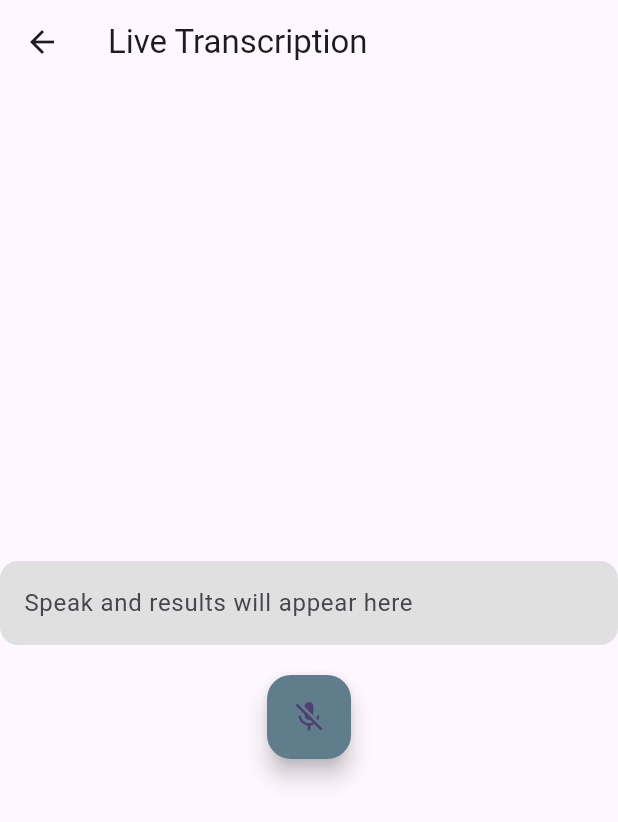
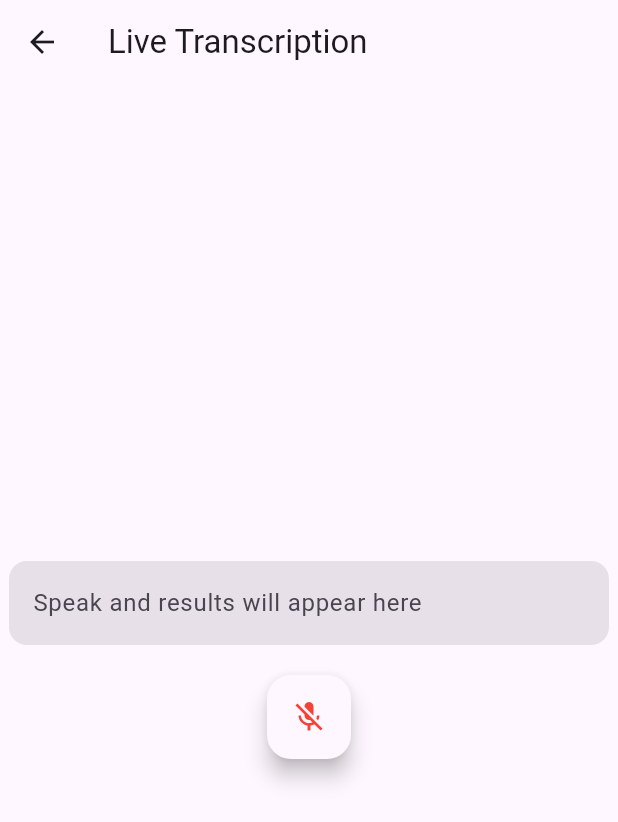
Before and after one commit to aezrapour/RINSIGHT, a Flutter app: the screen it shows after launch, after a tap on "Transcription", on a phone screen of 412 x 824 dp. Shown: the top 822 px of the screen. Run offline on Flutter 3.47's test engine with Material 3 defaults, Android fonts, the phone set to English and light mode, and no system bars; our stand-ins replace flutter_tts, permission_handler, shared_preferences, speech_to_text; missing offline and left inert: translator; network calls fail.

Commit message:
Dark Mode fixed (very minor changes to transcription (Will don't get mad pls))

```diff
--- a/rinsight_companion_app/lib/Home/Home.dart
+++ b/rinsight_companion_app/lib/Home/Home.dart
@@ -24,14 +24,14 @@ class HomeScreen extends StatelessWidget {
     Modules
     (
 
-      'images/STT.png',
+      'images/Transcription.png',
       'Transcription',
        "View live, fast, on-device transcription right on your smart glasses and on the app.",
 
     ),
     Modules
     (
-      'images/TTSFinalLogo.png',
+      'images/TextToSpeech.png',
       'Text To Speech',
       "Use the quick, accurate, on-app text to speech functionality with custom pitch, and speech rate controls.",
 
@@ -49,14 +49,12 @@ class HomeScreen extends StatelessWidget {
   {
     return Scaffold
     (
-      backgroundColor: Colors.white,
       appBar: AppBar
       (
         elevation: 1.0,
         shadowColor: Colors.white.withOpacity(0.1),
         surfaceTintColor: Colors.white,
         scrolledUnderElevation: 5.0,
-        backgroundColor: Colors.white,
         actions: <Widget>
         [
           IconButton
@@ -91,7 +89,6 @@ class HomeScreen extends StatelessWidget {
           [
             Material(
               elevation: 3,
-              color: Colors.white,
               shape: RoundedRectangleBorder
               (
                 borderRadius: BorderRadius.circular(20),
@@ -146,7 +143,6 @@ class HomeScreen extends StatelessWidget {
                                   (
                                     fontWeight: FontWeight.w600,
                                     fontFamily: 'Helvetica-Neue',
-                                    color: Colors.black,
                                     fontSize: 19,
                                   ),
                                   ),
@@ -162,7 +158,6 @@ class HomeScreen extends StatelessWidget {
                                   (
                                     fontWeight: FontWeight.w300,
                                     fontFamily: 'Helvetica-Neue',
-                                    color: Colors.black,
                                     fontSize: 11,
                                   ),
                                   ),
@@ -176,7 +171,6 @@ class HomeScreen extends StatelessWidget {
 
             Material(
               elevation: 3,
-              color: Colors.white,
               shape: RoundedRectangleBorder
               (
                 borderRadius: BorderRadius.circular(20),
@@ -203,10 +197,10 @@ class HomeScreen extends StatelessWidget {
                       crossAxisAlignment: CrossAxisAlignment.center,
                       children:
                       [
-                          Image.asset(listModules[1].modulePicture,scale: 1,width: 100,),
+                          Image.asset(listModules[1].modulePicture,scale: 3,width: 150,),
                         Padding
                         (
-                          padding: const EdgeInsets.symmetric(vertical: 0.0, horizontal: 8.0),
+                          padding: const EdgeInsets.symmetric(vertical: 10.0, horizontal: 8.0),
                           child: Row
                           (
                             children:
@@ -231,7 +225,6 @@ class HomeScreen extends StatelessWidget {
                                   (
                                     fontWeight: FontWeight.w600,
                                     fontFamily: 'Helvetica-Neue',
-                                    color: Colors.black,
                                     fontSize: 19,
                                   ),
                                   ),
@@ -247,7 +240,6 @@ class HomeScreen extends StatelessWidget {
                                   (
                                     fontWeight: FontWeight.w300,
                                     fontFamily: 'Helvetica-Neue',
-                                    color: Colors.black,
                                     fontSize: 11,
                                   ),
                                   ),
@@ -261,7 +253,6 @@ class HomeScreen extends StatelessWidget {
 
             Material(
               elevation: 3,
-              color: Colors.white,
               shape: RoundedRectangleBorder
               (
                 borderRadius: BorderRadius.circular(20),
@@ -279,17 +270,20 @@ class HomeScreen extends StatelessWidget {
                 borderRadius: BorderRadius.circular(20),
                 child: Padding
                 (
-                  padding: const EdgeInsets.symmetric(vertical: 12.0),
+                  padding: const EdgeInsets.symmetric(vertical: 25.0),
                   child: Column
                   (
                     mainAxisAlignment: MainAxisAlignment.start,
                     crossAxisAlignment: CrossAxisAlignment.center,
                     children:
                     [
-                      Image.asset(listModules[2].modulePicture, width: 150,scale: 2),
+                      Padding(
+                        padding: const EdgeInsets.symmetric(horizontal: 22.0),
+                        child: Image.asset(listModules[2].modulePicture, width: 100,scale: 3,),
+                      ),
                       Padding
                       (
-                        padding: const EdgeInsets.all(6.5),
+                        padding: const EdgeInsets.all(6),
                         child: Row
                         (
                           children:
@@ -314,7 +308,6 @@ class HomeScreen extends StatelessWidget {
                                 (
                                   fontWeight: FontWeight.w600,
                                   fontFamily: 'Helvetica-Neue',
-                                  color: Colors.black,
                                   fontSize: 19,
                                 ),
                                 ),
@@ -330,7 +323,6 @@ class HomeScreen extends StatelessWidget {
                                 (
                                   fontWeight: FontWeight.w300,
                                   fontFamily: 'Helvetica-Neue',
-                                  color: Colors.black,
                                   fontSize: 11,
 
                                 ),
@@ -344,7 +336,6 @@ class HomeScreen extends StatelessWidget {
 
             Material(
               elevation: 3,
-              color: Colors.white,
               shape: RoundedRectangleBorder
               (
                 borderRadius: BorderRadius.circular(20),
@@ -374,7 +365,7 @@ class HomeScreen extends StatelessWidget {
                         Image.asset(listModules[3].modulePicture, width: 100, scale: 4,),
                         Padding
                         (
-                          padding: const EdgeInsets.all(10.0),
+                          padding: const EdgeInsets.all(5.0),
                           child: Row
                           (
                             children:
@@ -399,7 +390,6 @@ class HomeScreen extends StatelessWidget {
                                   (
                                     fontWeight: FontWeight.w600,
                                     fontFamily: 'Helvetica-Neue',
-                                    color: Colors.black,
                                     fontSize: 19,
                                   ),
                                   ),
@@ -415,7 +405,6 @@ class HomeScreen extends StatelessWidget {
                                   (
                                     fontWeight: FontWeight.w300,
                                     fontFamily: 'Helvetica-Neue',
-                                    color: Colors.black,
                                     fontSize: 11,
 
                                   ),
--- a/rinsight_companion_app/lib/Settings/Settings.dart
+++ b/rinsight_companion_app/lib/Settings/Settings.dart
@@ -10,9 +10,11 @@ class SettingsScreen extends StatelessWidget {
   Widget build(BuildContext context) {
     return Scaffold(
       appBar: AppBar(
-        title: const Text('Settings'),
+        elevation: 1.0,
+        surfaceTintColor: Colors.white,
+        scrolledUnderElevation: 5.0,
+        title: const Text('Settings', style: TextStyle(color: Color.fromARGB(255, 255, 17, 0)),),
         centerTitle: true,
-        backgroundColor: Colors.redAccent,
       ),
             body: Consumer<UiProvider>(
         builder: (context, UiProvider notifier, child) {
--- a/rinsight_companion_app/lib/Transcription/Transcription.dart
+++ b/rinsight_companion_app/lib/Transcription/Transcription.dart
@@ -160,17 +160,20 @@ class _SpeechToTextPage extends State<SpeechToTextPage> {
         child: Column(
           mainAxisAlignment: MainAxisAlignment.center,
           children: [
-            TextField(
+            SizedBox(
+              width: 400,
+              child: TextField(
                 controller: _textController,
                 minLines: 1,
                 maxLines: 5,
                 decoration: InputDecoration(
                   hintText: "Speak and results will appear here",
                   filled: true,
-                fillColor: Colors.grey.shade300,
+                  // fillColor: Colors.grey.shade300,
                   border: OutlineInputBorder(
                     borderRadius: BorderRadius.circular(12),
                     borderSide: BorderSide.none,
+                  ),
                 ),
               ),
             ),
@@ -180,8 +183,9 @@ class _SpeechToTextPage extends State<SpeechToTextPage> {
                   ? _startListening
                   : _stopListening,
               tooltip: 'Listen',
-              backgroundColor: Colors.blueGrey,
+              backgroundColor: Theme.of(context).colorScheme.background,
               child: Icon(
+                color: Colors.red,
                   _speechToText.isNotListening ? Icons.mic_off : Icons.mic),
             )
           ],
```
Also changed, not shown: rinsight_companion_app/lib/TextToSpeech/TextToSpeech.dart (+27 -22 lines), rinsight_companion_app/lib/Translation/Translation.dart (+8 -23 lines), rinsight_companion_app/images/NavigationIcon.png, rinsight_companion_app/images/NavigationLogo.png (deleted), rinsight_companion_app/images/STT.png (deleted), rinsight_companion_app/images/TTSFinalLogo.png (deleted), rinsight_companion_app/images/TextToSpeech.png (added), rinsight_companion_app/images/Transcription.png (added), rinsight_companion_app/images/Translate.png, 1 other file. Lines whose indentation alone changed are shown as unchanged.
